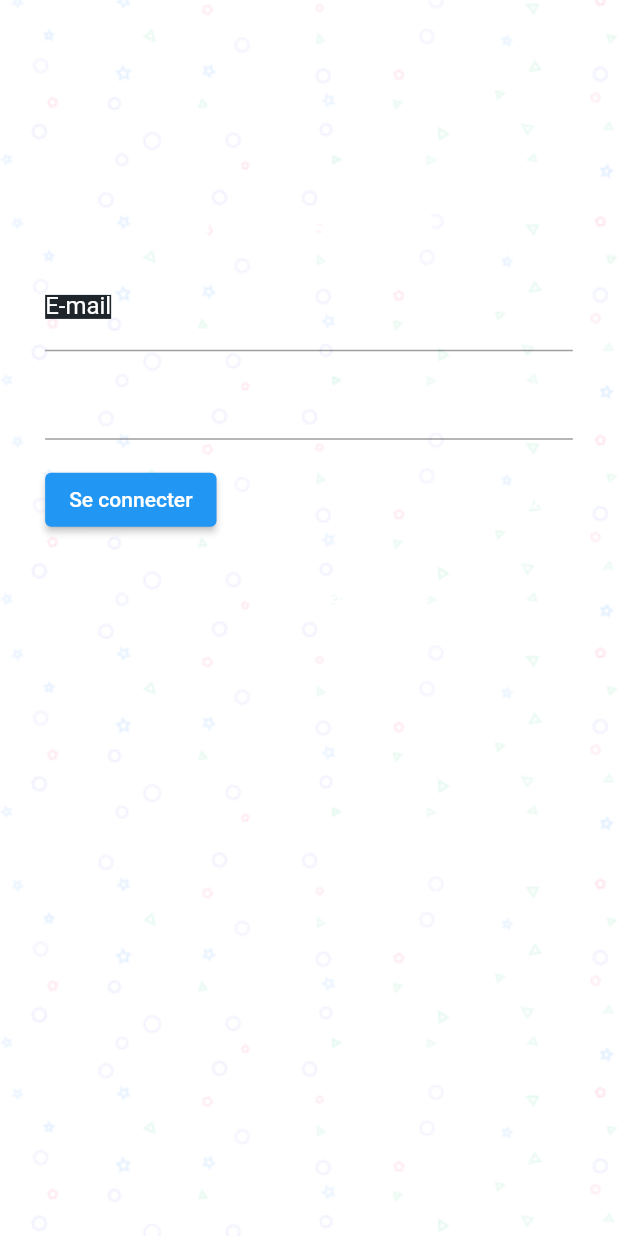
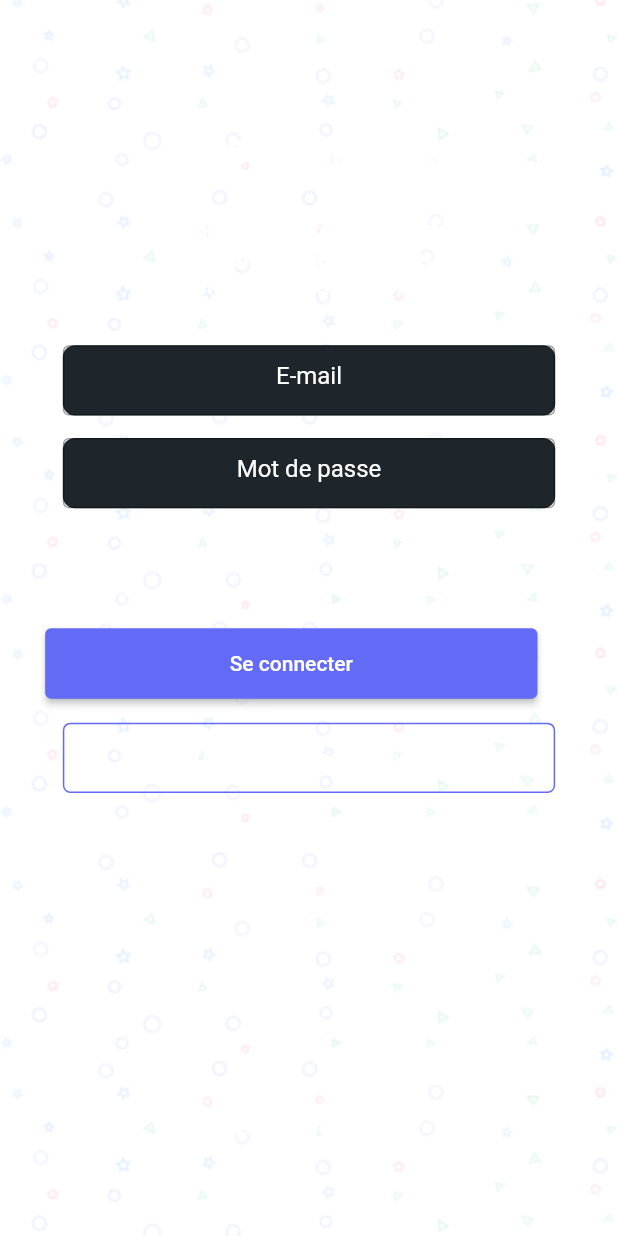
Before and after one commit to OlivPDL/Flutter_Steam, a Flutter app: the screen it shows after launch, on a phone screen of 412 x 824 dp. Run offline on Flutter 3.47's test engine with Material 2 defaults, Android fonts, the light colour scheme and no system bars; our stand-ins replace cloud_firestore, firebase_auth, firebase_core, google_fonts; accounts and stored records are empty.

Commit message:
login front

```diff
--- a/lib/login.dart
+++ b/lib/login.dart
@@ -26,6 +26,7 @@ class _LoginPageState extends State<LoginPage> {
   @override
   Widget build(BuildContext context) {
     return Container(
+      height: MediaQuery.of(context).size.height,
       constraints: const BoxConstraints.expand(),
       decoration: const BoxDecoration(
           image: DecorationImage(
@@ -33,34 +34,57 @@ class _LoginPageState extends State<LoginPage> {
               fit: BoxFit.cover)),
       child: Scaffold(
         backgroundColor: Colors.transparent,
-        body: Padding(
+        body: SizedBox(
+          height: MediaQuery.of(context).size.height,
+          child: Padding(
             padding: EdgeInsets.all(30.10),
             child: Form(
               key: _formKey,
+              child: SizedBox(
+                height: MediaQuery.of(context).size.height,
                 child: Column(
                   // mainAxisAlignment: MainAxisAlignment.center,
                   crossAxisAlignment: CrossAxisAlignment.center,
                   children: [
                     Center(
                       child: Padding(
-                    padding: const EdgeInsets.only(top: 107),
-                    child: Text('Bienvenue !',
-                        style:TextStyle(
+                        padding: const EdgeInsets.only(top: 50),
+                        child: Text(
+                          'Bienvenue !',
+                          style: TextStyle(
                               fontFamily: 'GoogleSans',
                               fontSize: 30.58,
                               color: Colors.white,
-                          fontWeight: FontWeight.w700
-                        ),
-                          ),//GoogleFonts.getFont('Google Sans', fontSize: 30,)
+                              fontWeight: FontWeight.w700),
+                        ), //GoogleFonts.getFont('Google Sans', fontSize: 30,)
                       ),
                     ),
+                    SizedBox(height: 20.0),
                     Center(
-
+                      child: Padding(
+                        padding: const EdgeInsets.only(top: 5),
+                        child: Text(
+                          'Veuillez vous connecter ou \n créer un nouveau compte \n pour utiliser l\’application.',
+                          style: TextStyle(
+                              fontFamily: 'GoogleSans',
+                              fontSize: 15.27,
+                              color: Colors.white,
+                              fontWeight: FontWeight.w700),
+                        ), //GoogleFonts.getFont('Google Sans', fontSize: 30,)
+                      ),
+                    ),
+                    SizedBox(height: 30.0),
+                    Center(
+                      child: Container(
+                        width: 328.22,
+                        height: 46.89,
+                        decoration: BoxDecoration(
+                          color: Color(0xFF1E262C),
+                          borderRadius: BorderRadius.circular(8.0),
+                        ),
                         child: TextFormField(
-
                           style: TextStyle(
                             color: Colors.white,
-                      backgroundColor: Color(0XFF1E262C),
                           ),
                           controller: _emailController,
                           keyboardType: TextInputType.emailAddress,
@@ -71,14 +95,25 @@ class _LoginPageState extends State<LoginPage> {
                             return null;
                           },
                           decoration: InputDecoration(
-                      labelText: 'E-mail',
-                      labelStyle: TextStyle(
+                            hintText: 'E-mail',
+                            border: OutlineInputBorder(),
+                            hintStyle: TextStyle(
                               color: Colors.white, // changez la couleur ici
                             ),
                           ),
+                          textAlign: TextAlign.center,
                         ),
                       ),
-                TextFormField(
+                    ),
+                    SizedBox(height: 15.0),
+                    Container(
+                      width: 328.22,
+                      height: 46.89,
+                      decoration: BoxDecoration(
+                        color: Color(0xFF1E262C),
+                        borderRadius: BorderRadius.circular(8.0),
+                      ),
+                      child: TextFormField(
                         style: TextStyle(
                           color: Colors.white,
                         ),
@@ -91,22 +126,33 @@ class _LoginPageState extends State<LoginPage> {
                           return null;
                         },
                         decoration: InputDecoration(
-                    labelText: 'Mot de passe',
-                    labelStyle: TextStyle(
+                          hintText: 'Mot de passe',
+                          border: OutlineInputBorder(),
+                          hintStyle: TextStyle(
                             color: Colors.white, // changez la couleur ici
                           ),
                         ),
+                        textAlign: TextAlign.center,
                       ),
-                SizedBox(height: 16),
-                Row(
+                    ),
+                    SizedBox(height: 80.0),
+                    Center(
+                      child: Row(
                         mainAxisAlignment: MainAxisAlignment.spaceBetween,
                         children: [
-                    ElevatedButton(
+                          Container(
+                            width: 328.22,
+                            height: 46.89,
+                            decoration: BoxDecoration(
+                              //color: Color(0xFFFFFFFF),
+                              borderRadius: BorderRadius.circular(8.0),
+                            ),
+                            child: ElevatedButton(
                               onPressed: () async {
                                 if (_formKey.currentState!.validate()) {
                                   try {
-                            UserCredential userCredential = await FirebaseAuth
-                                .instance
+                                    UserCredential userCredential =
+                                        await FirebaseAuth.instance
                                             .signInWithEmailAndPassword(
                                       email: _emailController.text,
                                       password: _passwordController.text,
@@ -114,17 +160,22 @@ class _LoginPageState extends State<LoginPage> {
                                     Navigator.pushReplacement(
                                       context,
                                       MaterialPageRoute(
-                                  builder: (context) => TopGamesScreen()),
+                                          builder: (context) =>
+                                              TopGamesScreen()),
                                     );
                                   } on FirebaseAuthException catch (e) {
                                     if (e.code == 'user-not-found') {
                                       print('No user found for that email.');
                                     } else if (e.code == 'wrong-password') {
-                              print('Wrong password provided for that user.');
+                                      print(
+                                          'Wrong password provided for that user.');
                                     }
                                   }
                                 }
                               },
+                              style: ElevatedButton.styleFrom(
+                                primary: Color(0xFF636AF6),
+                              ),
                               child: Text(
                                 'Se connecter',
                                 style: TextStyle(
@@ -132,7 +183,41 @@ class _LoginPageState extends State<LoginPage> {
                                 ),
                               ),
                             ),
-                    TextButton(
+                          ),
+                        ],
+                      ),
+                    ),
+                    SizedBox(height: 16),
+                    Container(
+                      width: 328.22,
+                      height: 46.89,
+                      alignment: Alignment.center,
+                      decoration: BoxDecoration(
+                        border: Border.all(
+                            width: 1.0, color: const Color(0xFF636AF6)),
+                        borderRadius: BorderRadius.circular(5.0),
+                      ),
+                      child: Center(
+                        child: TextButton(
+                          onPressed: () {
+                            Navigator.push(
+                              context,
+                              MaterialPageRoute(
+                                  builder: (context) => SignUpPage()),
+                            );
+                          },
+                          child: Text(
+                            'Créer un nouveau compte',
+                            style: TextStyle(
+                              color: Colors.white,
+                            ),
+                          ),
+                        ),
+                      ),
+                    ),
+                    SizedBox(height: 196.876),
+                    Center(
+                      child: TextButton(
                         onPressed: () {
                           Navigator.push(
                             context,
@@ -148,26 +233,10 @@ class _LoginPageState extends State<LoginPage> {
                           ),
                         ),
                       ),
+                    ),
                   ],
                 ),
-                SizedBox(height: 16),
-                Center(
-                  child: TextButton(
-                    onPressed: () {
-                      Navigator.push(
-                        context,
-                        MaterialPageRoute(builder: (context) => SignUpPage()),
-                      );
-                    },
-                    child: Text(
-                      'Créer un nouveau compte',
-                      style: TextStyle(
-                        color: Colors.white,
               ),
-                    ),
-                  ),
-                ),
-              ],
             ),
           ),
         ),
```
Also changed, not shown: lib/main.dart (+8 -6 lines). Lines whose indentation alone changed are shown as unchanged.
